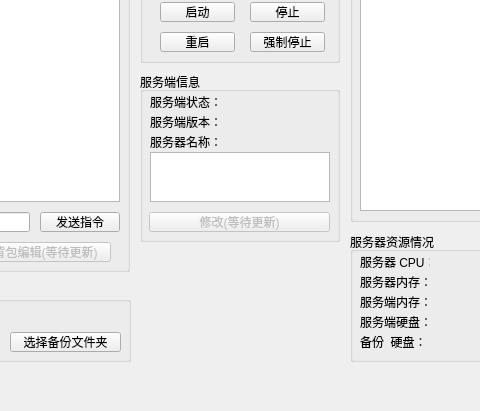
Qt form ui/main.ui (hualuoo/palworld-helper) before a commit; both pictures show x 740 to 1220 and y 348 to 759 of the 1454 by 759 pixel window.
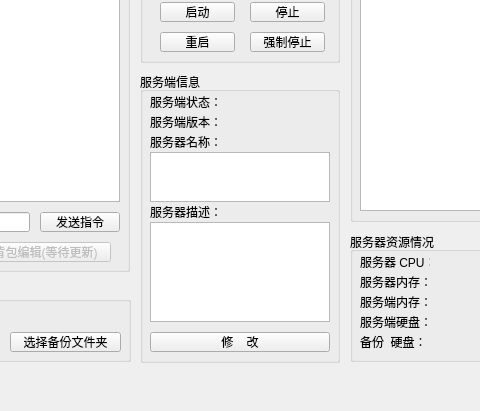
The same form after that commit.

Commit message: V1.0.8 更新服务器标题、服务器描述修改功能；修复配置文件中文支持

```diff
--- a/ui/main.ui
+++ b/ui/main.ui
@@ -679,7 +679,7 @@
       <x>880</x>
       <y>420</y>
       <width>200</width>
-      <height>170</height>
+      <height>291</height>
      </rect>
     </property>
     <property name="title">
@@ -743,18 +743,18 @@
     </widget>
     <widget class="QPushButton" name="button_countdown_stop_2">
      <property name="enabled">
-      <bool>false</bool>
+      <bool>true</bool>
      </property>
      <property name="geometry">
       <rect>
-       <x>9</x>
-       <y>140</y>
-       <width>181</width>
+       <x>10</x>
+       <y>260</y>
+       <width>180</width>
        <height>20</height>
       </rect>
      </property>
      <property name="text">
-      <string>修改(等待更新)</string>
+      <string>修    改</string>
      </property>
     </widget>
     <widget class="QLabel" name="label_17">
@@ -783,6 +783,36 @@
       <string/>
      </property>
     </widget>
+    <widget class="QLabel" name="label_23">
+     <property name="geometry">
+      <rect>
+       <x>10</x>
+       <y>130</y>
+       <width>81</width>
+       <height>20</height>
+      </rect>
+     </property>
+     <property name="text">
+      <string>服务器描述：</string>
+     </property>
+    </widget>
+    <widget class="QTextEdit" name="text_edit_server_description">
+     <property name="geometry">
+      <rect>
+       <x>10</x>
+       <y>150</y>
+       <width>180</width>
+       <height>100</height>
+      </rect>
+     </property>
+     <property name="html">
+      <string>&lt;!DOCTYPE HTML PUBLIC &quot;-//W3C//DTD HTML 4.0//EN&quot; &quot;http://www.w3.org/TR/REC-html40/strict.dtd&quot;&gt;
+&lt;html&gt;&lt;head&gt;&lt;meta name=&quot;qrichtext&quot; content=&quot;1&quot; /&gt;&lt;style type=&quot;text/css&quot;&gt;
+p, li { white-space: pre-wrap; }
+&lt;/style&gt;&lt;/head&gt;&lt;body style=&quot; font-family:'SimSun'; font-size:9pt; font-weight:400; font-style:normal;&quot;&gt;
+&lt;p style=&quot;-qt-paragraph-type:empty; margin-top:0px; margin-bottom:0px; margin-left:0px; margin-right:0px; -qt-block-indent:0; text-indent:0px;&quot;&gt;&lt;br /&gt;&lt;/p&gt;&lt;/body&gt;&lt;/html&gt;</string>
+     </property>
+    </widget>
    </widget>
    <widget class="QGroupBox" name="groupBox_5">
     <property name="geometry">
```
Left out of the diff: 19 changed lines with no effect on the pictures. The commit also changes 6 other files.
